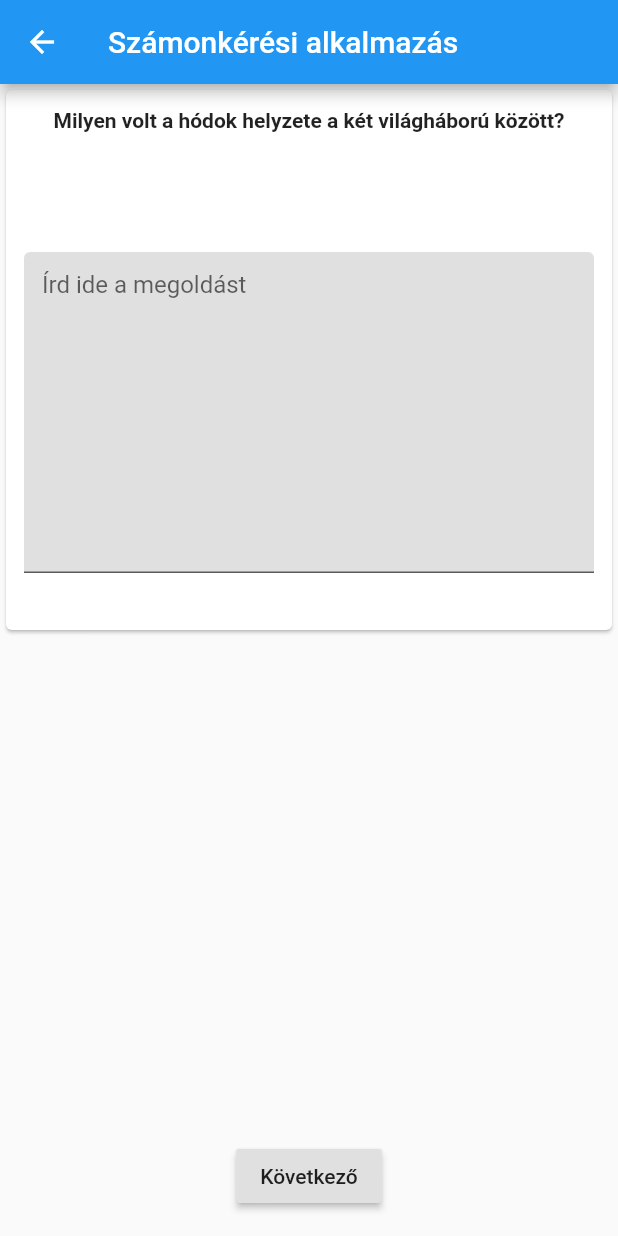
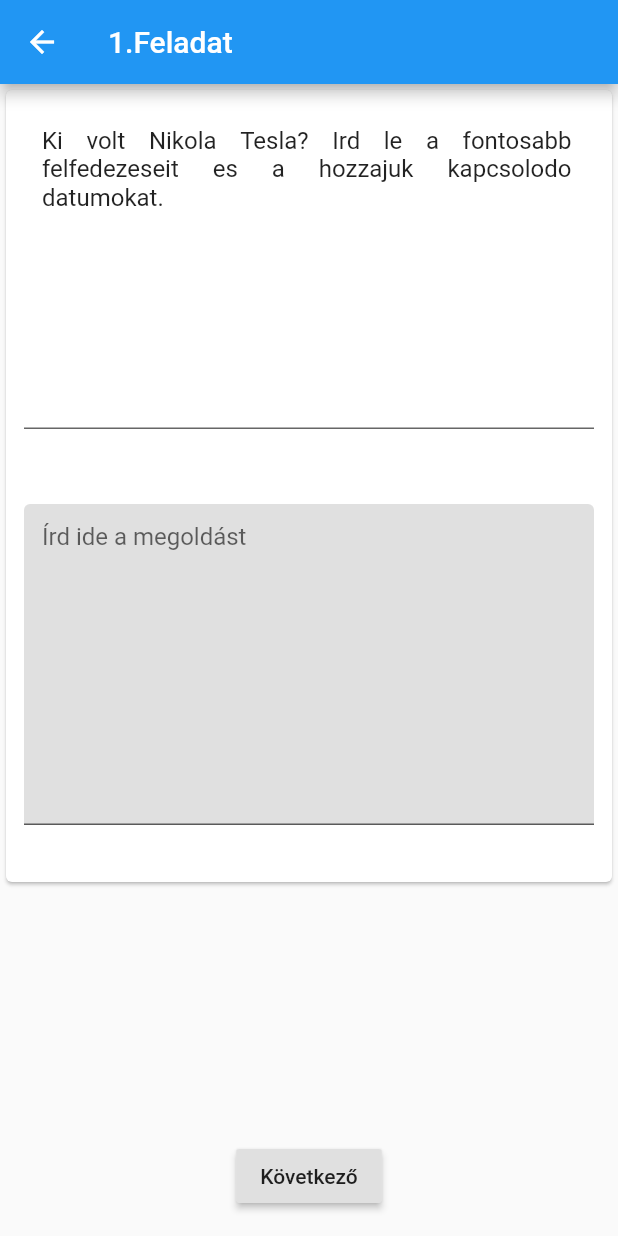
Before and after one commit to Gyoorey/Hack_the_crisis_Filter, a Flutter app: the screen it shows after launch, after a tap on "Teszt indítása", on a phone screen of 412 x 824 dp. Run offline on Flutter 3.47's test engine with Material 2 defaults, Android fonts, the light colour scheme and no system bars; our stand-ins replace camera, open_file, pdf; missing offline and left inert: flutter_ffmpeg.

Commit message:
New examples

```diff
--- a/lib/PdfHandler.dart
+++ b/lib/PdfHandler.dart
@@ -55,10 +55,12 @@
             pw.Header(level: 2, text: s_Leiras),
             pw.Paragraph(
               text: globals.feladatmegoldasLista[i].feladat,
+              textAlign: pw.TextAlign.left
             ),
             pw.Header(level: 2, text: s_Megoldas),
             pw.Paragraph(
               text: globals.feladatmegoldasLista[i].megoldas,
+                textAlign: pw.TextAlign.left
             ),
           ]
       )
@@ -134,20 +136,12 @@
                     pw.Text(s_Metrika, textScaleFactor: 2)
                   ])),
           pw.Table.fromTextArray(context: context, data: const <List<String>>[
-            <String>['Metrika', 'TS', 'Kattintásszám'],
-            <String>['Kattintás - 1', 'PDF 1.0', 'Acrobat 1'],
-            <String>['Kattintás - 2', 'PDF 1.1', 'Acrobat 2'],
-            <String>['Kattintás - 3', 'PDF 1.2', 'Acrobat 3'],
-            <String>['1999', 'PDF 1.3', 'Acrobat 4'],
-            <String>['2001', 'PDF 1.4', 'Acrobat 5'],
-            <String>['2003', 'PDF 1.5', 'Acrobat 6'],
-            <String>['2005', 'PDF 1.6', 'Acrobat 7'],
-            <String>['2006', 'PDF 1.7', 'Acrobat 8'],
-            <String>['2008', 'PDF 1.7', 'Acrobat 9'],
-            <String>['2009', 'PDF 1.7', 'Acrobat 9.1'],
-            <String>['2010', 'PDF 1.7', 'Acrobat X'],
-            <String>['2012', 'PDF 1.7', 'Acrobat XI'],
-            <String>['2017', 'PDF 2.0', 'Acrobat DC'],
+            <String>['Kattintas szam metrika', 'Feladat befejezesenek idopontja', 'Kattintas szam'],
+            <String>['1. feladat', '2020-04-05 10:01:00.249', '10'],
+            <String>['2. feladat', '2020-04-05 10:05:01.357', '153'],
+            <String>['3. feladat', '2020-04-05 10:06:09.436', '52'],
+            <String>['4. feladat', '2020-04-05 10:10:34.676', '134'],
+            <String>['5. feladat', '2020-04-05 10:14:20.235', '95'],
           ]),
           //pw.Padding(padding: const pw.EdgeInsets.all(10)),
         ]));
--- a/lib/main.dart
+++ b/lib/main.dart
@@ -12,12 +12,60 @@
 
 void PopulateFeladatLista()
 {
-  globals.feladatmegoldasLista.add(globals.FeladatMegoldasParos("Milyen volt a hódok helyzete a két világháború között?"));
-  globals.feladatmegoldasLista.add(globals.FeladatMegoldasParos("Miért kék az ég, ha a nap nem is kék?"));
-  globals.feladatmegoldasLista.add(globals.FeladatMegoldasParos("Ha ketten felszálnak a buszra és négyen leszállnak róla, akkor mennyien vannak a buszon?"));
+  globals.feladatmegoldasLista.add(globals.FeladatMegoldasParos(
+      "Ki volt Nikola Tesla? Ird le a fontosabb felfedezeseit es a hozzajuk kapcsolodo datumokat."
+  ));
+
+/*  globals.feladatmegoldasLista.add(globals.FeladatMegoldasParos(
+      "Felség! \n" +
+      "Danckán keresztül igen bizonytalan a levelek járása, ezért csak késedelmesen\n" +
+      "tudtam teljesíteni kötelességemet, hogy Felségednek apróra elmondjam hazám\n" +
+      "ügyeit. Most azonban, a konstantinápolyi cím birtokában semmit sem késve máris\n" +
+      "alázatosan tudósítom Felségedet, mi jó és rossz történt, amióta előző leveleim\n" +
+      "elmondták, mily sikerekre vezetett szabadságát féltő népem első tüze, amit nyilván\n" +
+      "mutatott Schlick tábornok veresége. Ezen aktus után azonban a hadak, nem találván\n" +
+      "több ellenséget, s azt vélvén, hogy egész Magyarország meghódításával biztonságba \n" +
+      "jutottak, a maguk dolgával kezdtek törődni és az ellenségtől ejtett prédával\n" +
+      "visszavonultak. Mindent megkísértettem, Felség, ami tőlem tellett, hogy a szerte\n" +
+      "kóborló hadakat összegyűjtsem, mégis mivel a nagyon kemény szigorúságnak kárá\n" +
+      "vallhattam volna oly hadi nép közt, amelyet mind a szabadság túlzottan tágas \n" +
+      "felfogása, mind személyem igen nagy kedvelése lelkesít, a fenyegetéseket ígéretekkel\n" +
+      "és kedvükben járással váltogattam, nehogy bármit is elmulasszak, amivel hazámnak \n" +
+      "és Felségednek ügyét előbbre vihetem.” ( II. Rákóczi Ferenc XIV. Lajoshoz írott levele;\n" +
+      "1704"
+  ));*/
+
+
+  globals.feladatmegoldasLista.add(globals.FeladatMegoldasParos(
+      "A feladat a ket vilaghaboru kozotti Magyarorszaggal kapcsolatos. (k, rovid)\n" +
+          "Mutassa be a forras es ismeretei felhasznalasaval a magyar kulpolitika mozgasterenek valtozasat az 1930as evekben!\n\n" +
+          "Az 1927ben Olaszorszaggal mint gyoztes europai hatalommal kotott baratsagi szerzodes jelentette az elso lepest az elszigeteltsegunkbol valo kiszabadulas fele. A harmincas evek elejen jott azutan letre az ugynevezett romai jegyzokonyv, amelyet Ausztria, Olaszorszag es Magyarorszag irt ala, hogy megvedje Ausztriat a nemet bekebelezes veszelyetol. Ettol fogva Olaszorszag elsorangu tenyezoje volt a magyar kulpolitikanak. A romai jegyzokonyv jelentosege kesobb, 1934ben mutatkozott meg, amikor Mussolini megakadalyozta, hogy a nemetek elfoglaljak Ausztriat.\n" +
+          "1935ben Anglia, anelkul hogy partnereivel konzultalt volna, flottaegyezmenyt kotott Nemetorszaggal, amivel az elso rest is utotte a versaillesi beke falan. S utana az olaszabesszin haboru, amely miatt a Nepszovetseg szankciokat hozott Olaszorszag ellen, egyenest a nemetek karjaba taszitotta Mussolinit. es 1936 oktobereben meg is szuletett a Berlin Roma tengely. Mindezek kovetkezteben az osztrak magyar olasz szovetseg ertelmet vesztette, kulonosen azutan, hogy 1938 marciusaban Hitler bevonult Becsbe."
+  ));
+
+  globals.feladatmegoldasLista.add(globals.FeladatMegoldasParos(
+      "Mutassa be a Balassi Balint Az o szerelmenek orok es maradando voltarol cimu verseben megjeleno szerelem termeszetet! Terjen ki arra is, hogyan ervenyesul a versszovegben a reneszansz szemelyiseg ertekrendje!"
+  ));
+
+  globals.feladatmegoldasLista.add(globals.FeladatMegoldasParos(
+      "Milyen felfedezeseket tett Albert Einstein? Ird le roviden a kutatasait. Mely tudomanyos teruleteken alkotott kiemelkedot?"
+  ));
+
+  globals.feladatmegoldasLista.add(globals.FeladatMegoldasParos(
+      "Fejtse ki roviden, hogy Jozsef Attilaval milyen kapcsolatban alltak az alabb felsorolt szemelyisegek!\n\n" +
+          "a) Horger Antal\n" +
+          "b) Gyomroi Edit\n" +
+          "c) Hatvany Lajos\n" +
+          "d) Babits Mihaly\n" +
+          "e) Juhasz Gyula\n" +
+          "f) Vago Marta\n" +
+          "g) Kosztolanyi Dezso\n" +
+          "h) Illyes Gyula\n" +
+          "i) Monus Illes"
+  ));
 }
 
-final String s_AppTitle = "Számonkérési alkalmazás";
+final String s_AppTitle = "Sz\u00E1monk\u00E9r\u00E9si alkalmaz\u00E1s";
 CameraFunctions cam;
 PdfHandler m_PdfHandler = PdfHandler(globals.s_RiportPdf);
 
@@ -45,7 +93,7 @@
       appBar: AppBar(title: Text(s_AppTitle)),
       body: Center(
         child: RaisedButton(
-          child: Text("Teszt indítása"),
+          child: Text("Teszt ind\u00EDt\u00E1sa"),
           onPressed: () async {
             await Navigator.push(
               context,
@@ -68,26 +116,41 @@
 class _SOFState extends State<SOF> {
   var cards = <Card>[];
   var megoldasTextController = TextEditingController();
+  var feladatTextController = TextEditingController();
+
   int _charCount = 0;
   bool _isFirstChange = true;
   Timer _charLogTimer;
 
   Card createCard() {
+    feladatTextController.text = globals.feladatmegoldasLista[globals.feladatSorszam].feladat;
     megoldasTextController.text = globals.feladatmegoldasLista[globals.feladatSorszam].megoldas;
 
     return Card(
       child: Column(
         mainAxisSize: MainAxisSize.min,
         children: <Widget>[
+/*          Container(
+            margin: EdgeInsets.all(12), //a képernyő széleitől 12 pixellel béjebb kezdődik a textfield minden irányban
+            height: 1 * 24.0, //hány sor hosszú legyen * 24
+            child: Text(
+              "${globals.feladatSorszam+1}"+"."+ "Feladat",
+              maxLines: 1,
+              textAlign: TextAlign.center,
+            ),
+          ),*/
           Container(
             margin: EdgeInsets.all(12), //a képernyő széleitől 12 pixellel béjebb kezdődik a textfield minden irányban
-            height: 3 * 24.0, //hány sor hosszú legyen * 24
-            child: Text(
-              globals.feladatmegoldasLista[globals.feladatSorszam].feladat,
-              overflow: TextOverflow.ellipsis,
-              maxLines: 3,
-              style: TextStyle(
-                fontWeight: FontWeight.bold,
+            height: 10 * 24.0, //hány sor hosszú legyen * 24
+            child: TextField(
+              maxLines: 10,
+              //enabled: false,
+              textAlign: TextAlign.justify,
+              readOnly: true,
+              controller: feladatTextController,
+              decoration: InputDecoration(
+                fillColor: Colors.white,
+                filled: true,
               ),
             ),
           ),
@@ -99,7 +162,7 @@
               controller: megoldasTextController,
 			        onChanged: _onChanged,
               decoration: InputDecoration(
-                hintText: "Írd ide a megoldást",
+                hintText: "\u00CDrd ide a megoldást",
                 fillColor: Colors.grey[300],
                 filled: true,
               ),
@@ -171,7 +234,7 @@
   Widget build(BuildContext context) {
     if(globals.feladatSorszam == 0) {
       return Scaffold(
-        appBar: AppBar(title: Text(s_AppTitle)),
+        appBar: AppBar(title: Text("${globals.feladatSorszam+1}"+"."+ "Feladat")),
           body: Column(
             children: <Widget>[
               Expanded(
@@ -185,7 +248,7 @@
               Padding(
                 padding: const EdgeInsets.all(16.0),
                 child: RaisedButton(
-                  child: Text('Következő'),
+                  child: Text('K\u00F6vetkez\u0151'),
                   onPressed: () async {
                     stopTimer();
                     if (globals.feladatSorszam <
@@ -209,7 +272,7 @@
       );
     } else if(globals.feladatSorszam < globals.feladatmegoldasLista.length) {
       return Scaffold(
-        appBar: AppBar(title: Text(s_AppTitle)),
+        appBar: AppBar(title: Text("${globals.feladatSorszam+1}"+"."+ "Feladat")),
         body: Column(
           children: <Widget>[
             Expanded(
@@ -223,17 +286,20 @@
             Padding(
               padding: const EdgeInsets.all(16.0),
               child: RaisedButton(
-                child: Text('Következő'),
+                child: Text('K\u00F6vetkez\u0151'),
                 onPressed: () async {
                   stopTimer();
-                  if (globals.feladatSorszam <
-                      globals.feladatmegoldasLista.length) {
+                  if (globals.feladatSorszam < globals.feladatmegoldasLista.length) {
                     globals.feladatmegoldasLista[globals.feladatSorszam]
                         .megoldas = megoldasTextController.text;
                     globals.feladatSorszam++;
+                  }
 
+                   // if(globals.feladatSorszam < globals.feladatmegoldasLista.length-1) {
+                   //   globals.feladatSorszam++;
+                   // }
 
-                    if (globals.feladatSorszam >=
+                    if (globals.feladatSorszam ==
                     globals.feladatmegoldasLista.length) {
                       await cam.stop();
                       m_PdfHandler.AddFeladatPage();
@@ -247,12 +313,12 @@
                         builder: (context) => SOF(),
                       ),
                     );
-                  }
+                  //}
                 },
               ),
             ),
             RaisedButton(
-                child: Text("Előző"),
+                child: Text("El\u0151z\u0151"),
                 onPressed: () {
                   if (globals.feladatSorszam > 0) {
                     stopTimer();
@@ -272,10 +338,17 @@
                mainAxisAlignment: MainAxisAlignment.center,
                children: <Widget>[
                RaisedButton(
-                  child: Text('Beadas'),
+                  child: Text('Be\u00E1das'),
                   onPressed: () async {
                     globals.beadva = true;
+
                     await writeCountersFile();
+
+/*                    await cam.stop();
+                    m_PdfHandler.AddFeladatPage();
+                    await m_PdfHandler.AddMetrikaPage();
+                    await m_PdfHandler.AddImagesPage();
+*/
                     await m_PdfHandler.SavePdf();
                     await Navigator.push(
                       context,
@@ -306,13 +379,13 @@
               mainAxisAlignment: MainAxisAlignment.center,
               children: <Widget>[
                 RaisedButton(
-                    child: Text('Megtekintes'),
+                    child: Text('Megtekint\u00E9s'),
                     onPressed: () async {
                       m_PdfHandler.OpenPdf();
                     }
                 ),
                 RaisedButton(
-                    child: Text('Kilepes'),
+                    child: Text('Kil\u00E9p\u00E9s'),
                     onPressed: () async {
                       exit(0);
                     }
```
